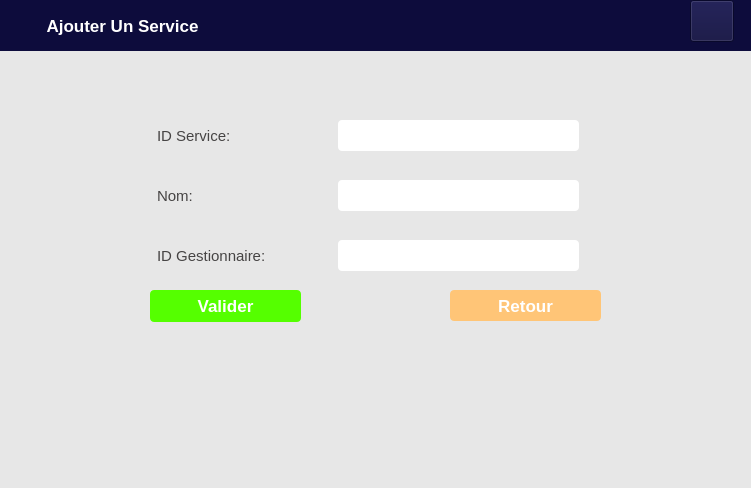
First picture: the form in ajouterService.ui, repository ouahlineomaima/stock-management-app-, before the edit.
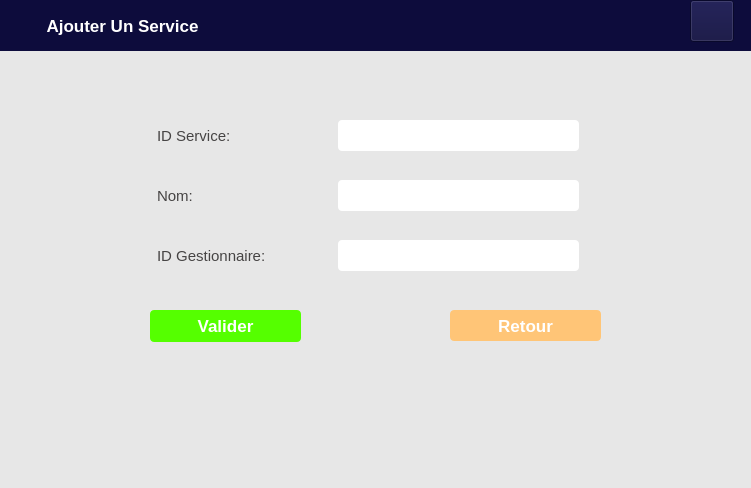
Second picture: the form after the edit. Icons and pictures are not drawn.

```diff
--- a/ajouterService.ui
+++ b/ajouterService.ui
@@ -129,7 +129,7 @@
    <property name="geometry">
     <rect>
      <x>450</x>
-     <y>290</y>
+     <y>310</y>
      <width>151</width>
      <height>31</height>
     </rect>
@@ -175,7 +175,7 @@
    <property name="geometry">
     <rect>
      <x>150</x>
-     <y>290</y>
+     <y>310</y>
      <width>151</width>
      <height>32</height>
     </rect>
```
